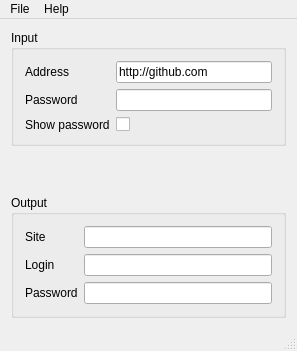
Old version of the form mainwindow.ui in the repository vtyulb/RuPass.
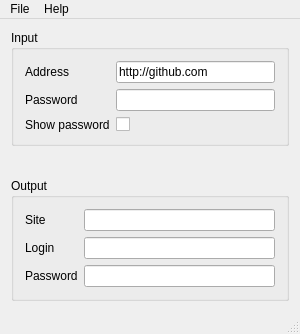
New version of the form.

Commit message: Fixed window size + disable replace hide

```diff
--- a/mainwindow.ui
+++ b/mainwindow.ui
@@ -6,10 +6,22 @@
    <rect>
     <x>0</x>
     <y>0</y>
-    <width>297</width>
-    <height>351</height>
+    <width>300</width>
+    <height>334</height>
    </rect>
   </property>
+  <property name="minimumSize">
+   <size>
+    <width>300</width>
+    <height>334</height>
+   </size>
+  </property>
+  <property name="maximumSize">
+   <size>
+    <width>300</width>
+    <height>334</height>
+   </size>
+  </property>
   <property name="windowTitle">
    <string>RuPass</string>
   </property>
@@ -128,7 +140,7 @@
     <rect>
      <x>0</x>
      <y>0</y>
-     <width>297</width>
+     <width>300</width>
      <height>19</height>
     </rect>
    </property>
```
The commit also changes 1 other file.
